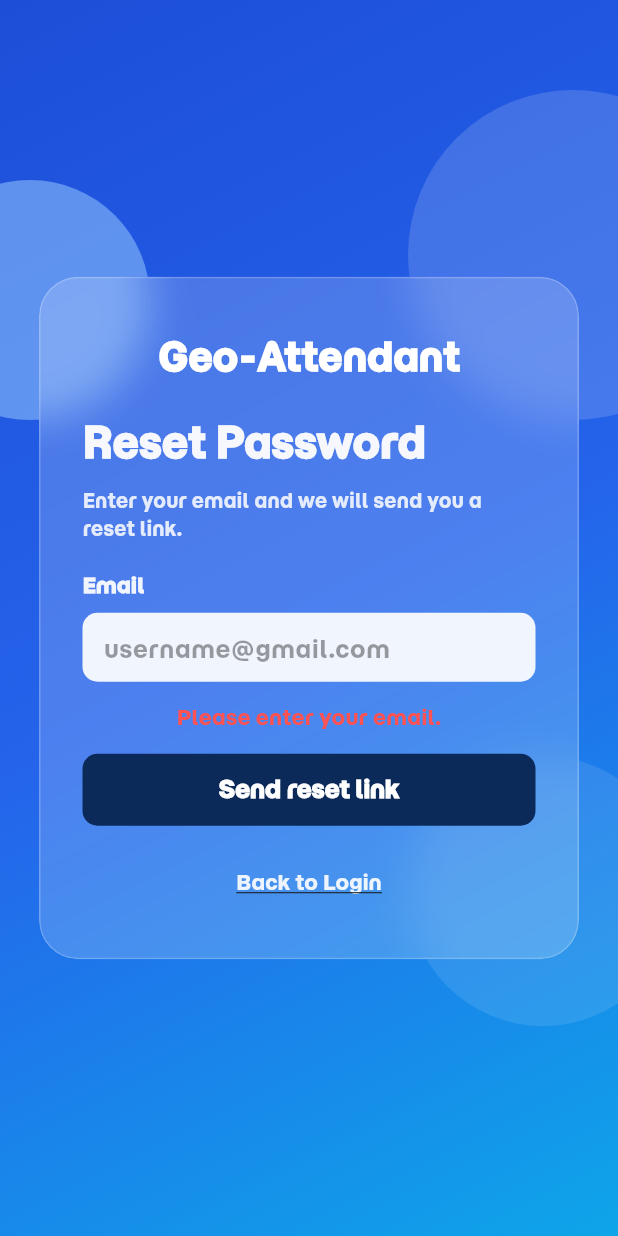
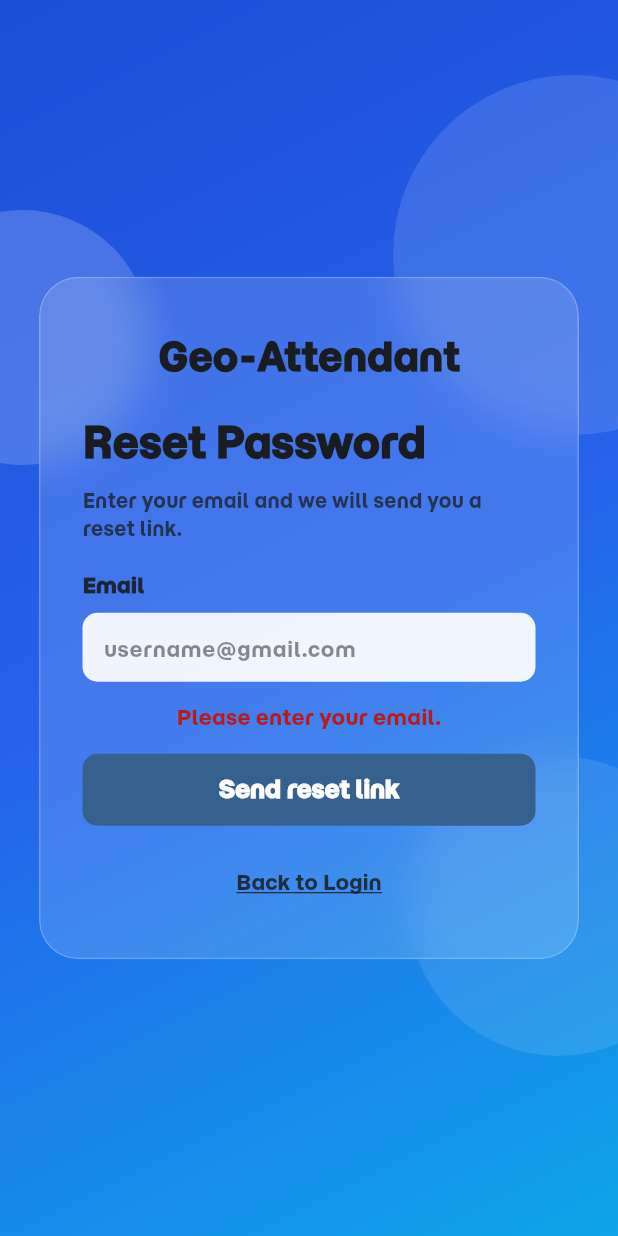
Before and after one commit to Sakitsuu/Geo-Attendance, a Flutter app: the ForgotPasswordPage screen opened directly, after a tap on "Send reset link", on a phone screen of 412 x 824 dp. Run offline on Flutter 3.47's test engine with Material 3 defaults, Android fonts, the phone set to English and light mode, and no system bars; our stand-ins replace cloud_firestore, firebase_auth, firebase_core, fl_chart, geolocator, shared_preferences; accounts and stored records are empty.

Commit message:
update setting

```diff
--- a/lib/pages/diff_applcation/icon_action/setting.dart
+++ b/lib/pages/diff_applcation/icon_action/setting.dart
@@ -223,16 +223,6 @@ class _SettingPageState extends State<SettingPage> {
                           },
                         ),
                         Divider(height: 1, color: cs.outlineVariant),
-                        ListTile(
-                          leading: Icon(Icons.password, color: cs.primary),
-                          title: Text(
-                            'Change password',
-                            style: TextStyle(color: cs.onSurface),
-                          ),
-                          onTap: () {
-                            // TODO: Navigator.push(...ChangePasswordPage())
-                          },
-                        ),
                       ],
                     ),
                   ),
--- a/lib/pages/forgot_password.dart
+++ b/lib/pages/forgot_password.dart
@@ -83,46 +83,41 @@ class _ForgotPasswordPageState extends State<ForgotPasswordPage> {
         errorMessage = msg;
       });
     } finally {
-      if (mounted) {
-        setState(() => isLoading = false);
-      }
+      if (mounted) setState(() => isLoading = false);
     }
   }
 
   @override
   Widget build(BuildContext context) {
     final isMobile = MediaQuery.of(context).size.width < 700;
+    final cs = Theme.of(context).colorScheme;
+    // final isDark = Theme.of(context).brightness == Brightness.dark;
+
+    final bgGradient = LinearGradient(
+      begin: Alignment.topLeft,
+      end: Alignment.bottomRight,
+      colors: [Color(0xFF1D4ED8), Color(0xFF2563EB), Color(0xFF0EA5E9)],
+    );
 
     return Scaffold(
       body: Stack(
         children: [
-          Container(
-            decoration: const BoxDecoration(
-              gradient: LinearGradient(
-                begin: Alignment.topLeft,
-                end: Alignment.bottomRight,
-                colors: [
-                  Color(0xFF1D4ED8),
-                  Color(0xFF2563EB),
-                  Color(0xFF0EA5E9),
-                ],
-              ),
-            ),
+          Container(decoration: BoxDecoration(gradient: bgGradient)),
+
+          Positioned(
+            left: -70,
+            top: 140,
+            child: _blob(170, Colors.white.withOpacity(0.18)),
           ),
           Positioned(
-            left: -60,
-            top: 120,
-            child: _blob(160, const Color(0xFF93C5FD).withOpacity(0.55)),
+            right: -90,
+            top: 50,
+            child: _blob(240, Colors.white.withOpacity(0.12)),
           ),
           Positioned(
-            right: -80,
-            top: 60,
-            child: _blob(220, Colors.white.withOpacity(0.15)),
-          ),
-          Positioned(
-            right: -40,
-            bottom: 140,
-            child: _blob(180, Colors.white.withOpacity(0.10)),
+            right: -60,
+            bottom: 120,
+            child: _blob(200, Colors.white.withOpacity(0.10)),
           ),
 
           Center(
@@ -138,12 +133,12 @@ class _ForgotPasswordPageState extends State<ForgotPasswordPage> {
                     mainAxisSize: MainAxisSize.min,
                     children: [
                       const SizedBox(height: 8),
-                      const Text(
+                      Text(
                         'Geo-Attendant',
                         style: TextStyle(
                           fontSize: 26,
                           fontWeight: FontWeight.w800,
-                          color: Colors.white,
+                          color: cs.onSurface,
                         ),
                       ),
                       const SizedBox(height: 18),
@@ -155,7 +150,7 @@ class _ForgotPasswordPageState extends State<ForgotPasswordPage> {
                           style: TextStyle(
                             fontSize: 28,
                             fontWeight: FontWeight.w700,
-                            color: Colors.white.withOpacity(0.95),
+                            color: cs.onSurface,
                           ),
                         ),
                       ),
@@ -166,7 +161,7 @@ class _ForgotPasswordPageState extends State<ForgotPasswordPage> {
                         child: Text(
                           'Enter your email and we will send you a reset link.',
                           style: TextStyle(
-                            color: Colors.white.withOpacity(0.85),
+                            color: cs.onSurface.withOpacity(0.75),
                             fontSize: 13,
                           ),
                         ),
@@ -174,7 +169,7 @@ class _ForgotPasswordPageState extends State<ForgotPasswordPage> {
 
                       const SizedBox(height: 18),
 
-                      _label('Email'),
+                      _label(context, 'Email'),
                       const SizedBox(height: 8),
                       _input(
                         controller: emailController,
@@ -190,15 +185,13 @@ class _ForgotPasswordPageState extends State<ForgotPasswordPage> {
                       if (errorMessage.isNotEmpty)
                         Text(
                           errorMessage,
-                          style: const TextStyle(color: Colors.redAccent),
+                          style: TextStyle(color: cs.error),
                           textAlign: TextAlign.center,
                         ),
                       if (successMessage.isNotEmpty)
                         Text(
                           successMessage,
-                          style: const TextStyle(
-                            color: Colors.lightGreenAccent,
-                          ),
+                          style: TextStyle(color: Colors.green.shade400),
                           textAlign: TextAlign.center,
                         ),
 
@@ -210,8 +203,8 @@ class _ForgotPasswordPageState extends State<ForgotPasswordPage> {
                         child: ElevatedButton(
                           onPressed: isLoading ? null : _sendReset,
                           style: ElevatedButton.styleFrom(
-                            backgroundColor: const Color(0xFF0B2A59),
-                            foregroundColor: Colors.white,
+                            backgroundColor: cs.primary,
+                            foregroundColor: cs.onPrimary,
                             shape: RoundedRectangleBorder(
                               borderRadius: BorderRadius.circular(10),
                             ),
@@ -241,7 +234,7 @@ class _ForgotPasswordPageState extends State<ForgotPasswordPage> {
                       TextButton(
                         onPressed: () => Navigator.pop(context),
                         style: TextButton.styleFrom(
-                          foregroundColor: Colors.white.withOpacity(0.9),
+                          foregroundColor: cs.onSurface.withOpacity(0.85),
                         ),
                         child: const Text(
                           'Back to Login',
@@ -279,7 +272,7 @@ class _ForgotPasswordPageState extends State<ForgotPasswordPage> {
         filter: ImageFilter.blur(sigmaX: 14, sigmaY: 14),
         child: Container(
           decoration: BoxDecoration(
-            color: Colors.white.withOpacity(0.18),
+            color: Colors.white.withOpacity(0.14),
             borderRadius: BorderRadius.circular(26),
             border: Border.all(color: Colors.white.withOpacity(0.22), width: 1),
           ),
@@ -289,13 +282,14 @@ class _ForgotPasswordPageState extends State<ForgotPasswordPage> {
     );
   }
 
-  Widget _label(String text) {
+  Widget _label(BuildContext context, String text) {
+    final cs = Theme.of(context).colorScheme;
     return Align(
       alignment: Alignment.centerLeft,
       child: Text(
         text,
         style: TextStyle(
-          color: Colors.white.withOpacity(0.92),
+          color: cs.onSurface.withOpacity(0.9),
           fontSize: 14,
           fontWeight: FontWeight.w600,
         ),
@@ -324,10 +318,14 @@ class _ForgotPasswordPageState extends State<ForgotPasswordPage> {
         obscureText: obscureText,
         textInputAction: textInputAction,
         onSubmitted: onSubmitted,
+
+        style: const TextStyle(color: Colors.black, fontSize: 14),
+        cursorColor: Colors.black,
+
         decoration: InputDecoration(
           border: InputBorder.none,
           hintText: hint,
-          hintStyle: const TextStyle(color: Colors.black38),
+          hintStyle: const TextStyle(color: Colors.black45),
           suffixIcon: suffix,
         ),
       ),
```
